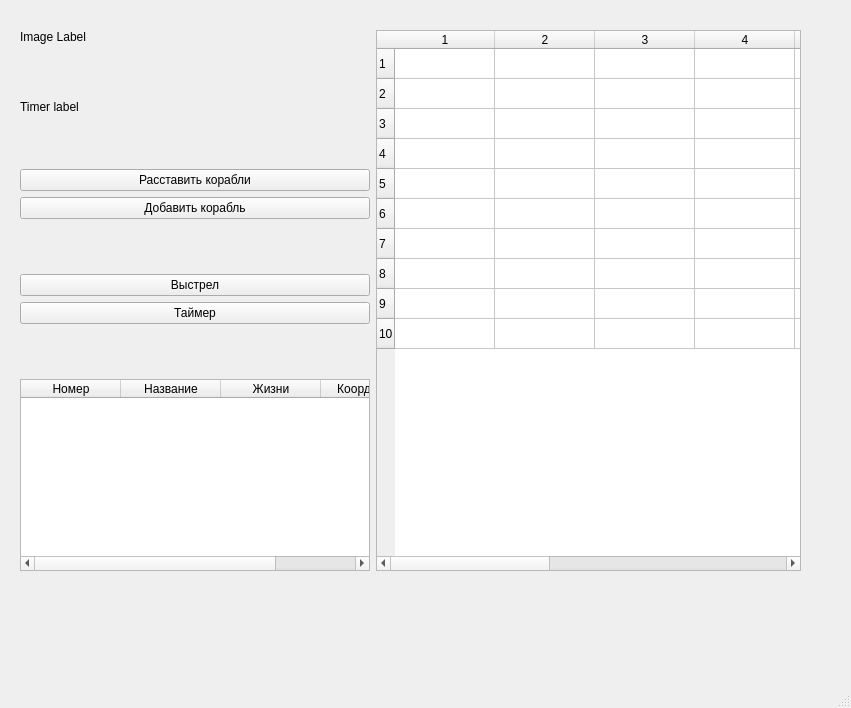
Above: mainwindow.ui from btnt51/seaWars before the change. Below: the same form after it.
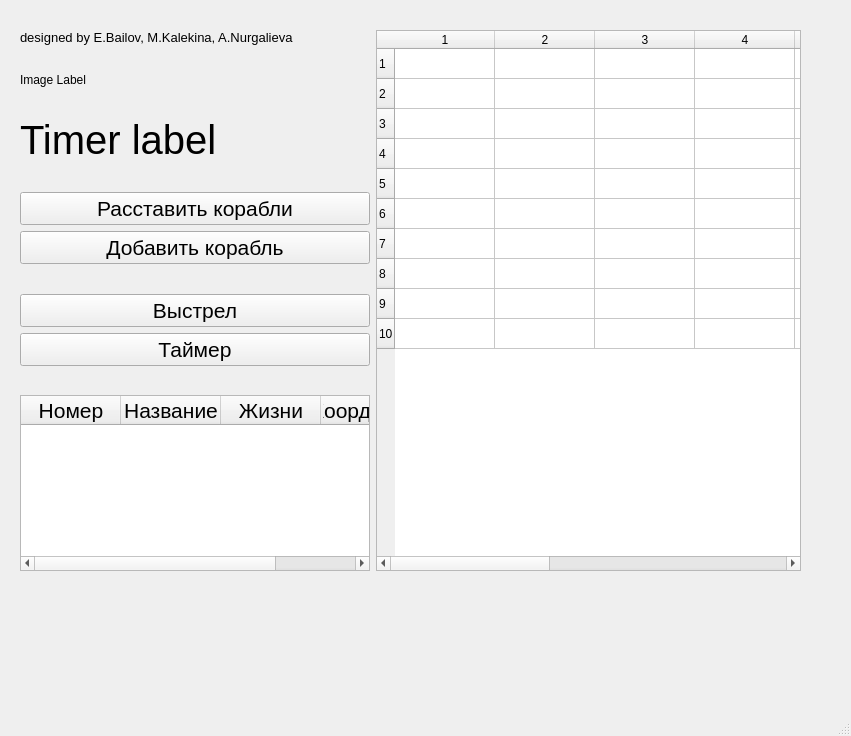
That is the form after the change.

```diff
--- a/mainwindow.ui
+++ b/mainwindow.ui
@@ -7,7 +7,7 @@
     <x>0</x>
     <y>0</y>
     <width>851</width>
-    <height>708</height>
+    <height>736</height>
    </rect>
   </property>
   <property name="windowTitle">
@@ -83,6 +83,31 @@
      </item>
      <item row="0" column="0">
       <layout class="QVBoxLayout" name="verticalLayout">
+       <item>
+        <widget class="QLabel" name="label">
+         <property name="font">
+          <font>
+           <pointsize>10</pointsize>
+          </font>
+         </property>
+         <property name="text">
+          <string>designed by E.Bailov, M.Kalekina, A.Nurgalieva</string>
+         </property>
+        </widget>
+       </item>
+       <item>
+        <spacer name="verticalSpacer">
+         <property name="orientation">
+          <enum>Qt::Vertical</enum>
+         </property>
+         <property name="sizeHint" stdset="0">
+          <size>
+           <width>20</width>
+           <height>39</height>
+          </size>
+         </property>
+        </spacer>
+       </item>
        <item>
         <widget class="QLabel" name="imageLabel">
          <property name="text">
@@ -90,19 +115,6 @@
          </property>
         </widget>
        </item>
-       <item>
-        <spacer name="verticalSpacer">
-         <property name="orientation">
-          <enum>Qt::Vertical</enum>
-         </property>
-         <property name="sizeHint" stdset="0">
-          <size>
-           <width>20</width>
-           <height>39</height>
-          </size>
-         </property>
-        </spacer>
-       </item>
        <item>
         <spacer name="horizontalSpacer">
          <property name="orientation">
@@ -119,8 +131,26 @@
          </property>
         </spacer>
        </item>
+       <item>
+        <spacer name="verticalSpacer_5">
+         <property name="orientation">
+          <enum>Qt::Vertical</enum>
+         </property>
+         <property name="sizeHint" stdset="0">
+          <size>
+           <width>20</width>
+           <height>39</height>
+          </size>
+         </property>
+        </spacer>
+       </item>
        <item>
         <widget class="QLabel" name="timerLabel">
+         <property name="font">
+          <font>
+           <pointsize>30</pointsize>
+          </font>
+         </property>
          <property name="text">
           <string>Timer label</string>
          </property>
@@ -141,6 +171,11 @@
        </item>
        <item>
         <widget class="QPushButton" name="placeBut">
+         <property name="font">
+          <font>
+           <pointsize>16</pointsize>
+          </font>
+         </property>
          <property name="text">
           <string>Расставить корабли</string>
          </property>
@@ -148,6 +183,11 @@
        </item>
        <item>
         <widget class="QPushButton" name="addShipBut">
+         <property name="font">
+          <font>
+           <pointsize>16</pointsize>
+          </font>
+         </property>
          <property name="text">
           <string>Добавить корабль</string>
          </property>
@@ -168,6 +208,11 @@
        </item>
        <item>
         <widget class="QPushButton" name="shootBut">
+         <property name="font">
+          <font>
+           <pointsize>16</pointsize>
+          </font>
+         </property>
          <property name="text">
           <string>Выстрел</string>
          </property>
@@ -175,6 +220,11 @@
        </item>
        <item>
         <widget class="QPushButton" name="timerBut">
+         <property name="font">
+          <font>
+           <pointsize>16</pointsize>
+          </font>
+         </property>
          <property name="text">
           <string>Таймер</string>
          </property>
@@ -207,6 +257,11 @@
            <height>16777215</height>
           </size>
          </property>
+         <property name="font">
+          <font>
+           <pointsize>16</pointsize>
+          </font>
+         </property>
          <column>
           <property name="text">
            <string>Номер</string>
```
